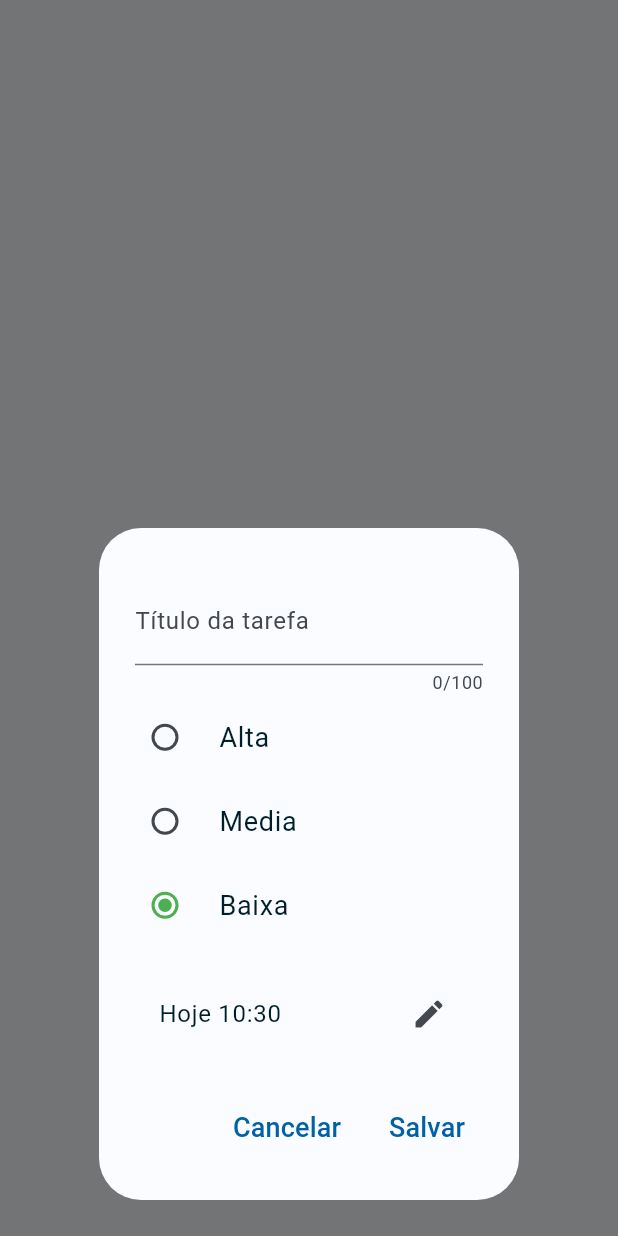
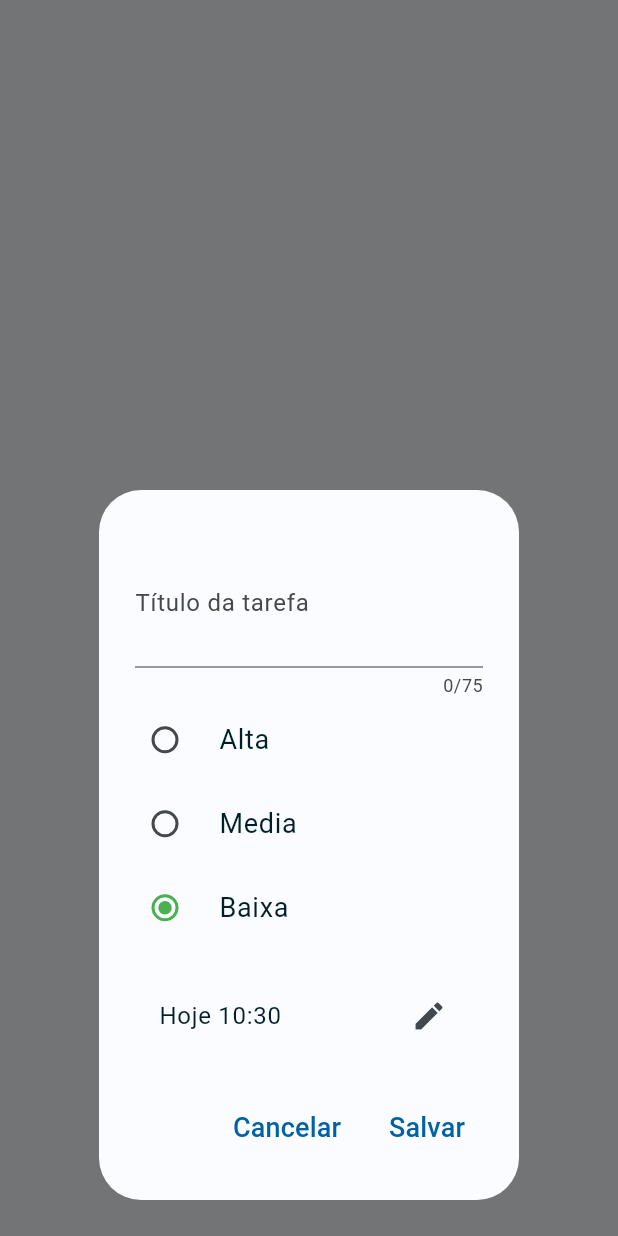
Before and after one commit to yurahiero/waven_do, a Flutter app: what showTaskDialog() shows on an empty page, opened directly with empty values, on a phone screen of 412 x 824 dp. Run offline on Flutter 3.47's test engine with Material 2 defaults, Android fonts, the phone set to English and light mode, and no system bars; our stand-ins replace auto_size_text, bloc, flutter_bloc, flutter_local_notifications, flutter_slidable, flutter_timezone and 7 more; missing offline and left inert: validatorless; accounts and stored records are empty.

Commit message:
Fix ui TaskDialog

```diff
--- a/lib/ui/widgets/task/reminder_input.dart
+++ b/lib/ui/widgets/task/reminder_input.dart
@@ -21,7 +21,9 @@ class ReminderInput extends StatefulWidget {
 class _ReminderInputState extends State<ReminderInput> {
   @override
   Widget build(BuildContext context) {
-    return ListTile(
+    return SizedBox(
+      height: getHeight(context) * 0.066,
+      child: ListTile(
         title: Text(
           widget.selectedReminderDateTime != null
               ? formatDateTime(widget.selectedReminderDateTime!)
@@ -52,8 +54,8 @@ class _ReminderInputState extends State<ReminderInput> {
                 : const TimeOfDay(hour: 0, minute: 0);
             final selectedTime = await showTimePicker(
               context: context,
-            initialTime:
-                TimeOfDay.fromDateTime(widget.selectedReminderDateTime ?? now),
+              initialTime: TimeOfDay.fromDateTime(
+                  widget.selectedReminderDateTime ?? now),
             );
             if (selectedTime != null) {
               widget.onReminderDateTimeChanged(DateTime(
@@ -66,6 +68,7 @@ class _ReminderInputState extends State<ReminderInput> {
             }
           }
         },
+      ),
     );
   }
 }
--- a/lib/ui/widgets/task/task_dialog.dart
+++ b/lib/ui/widgets/task/task_dialog.dart
@@ -46,7 +46,8 @@ void showTaskDialog(BuildContext context, TaskBloc bloc, {Task? task}) async {
                             validator:
                                 Validatorless.required('O campo é obrigatório'),
                             controller: titleController,
-                            maxLength: 100,
+                            maxLength: 75,
+                            maxLines: 2,
                             decoration: const InputDecoration(
                                 labelText: 'Título da tarefa'),
                             onTapOutside: (event) =>
```
Lines whose indentation alone changed are shown as unchanged.
